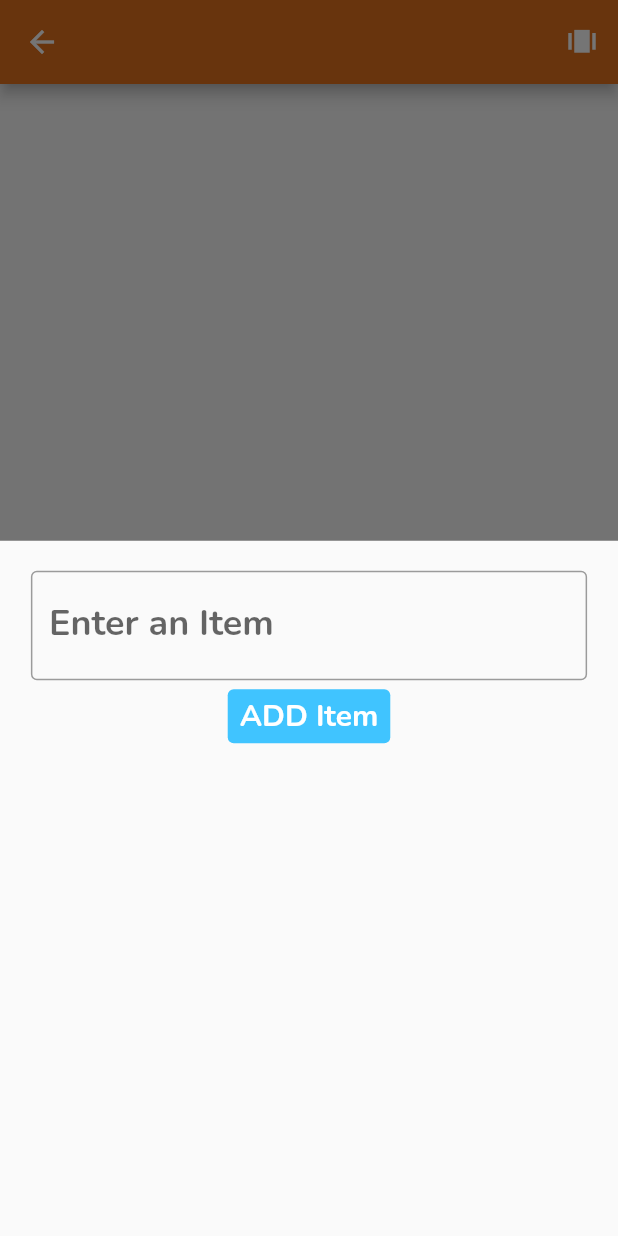
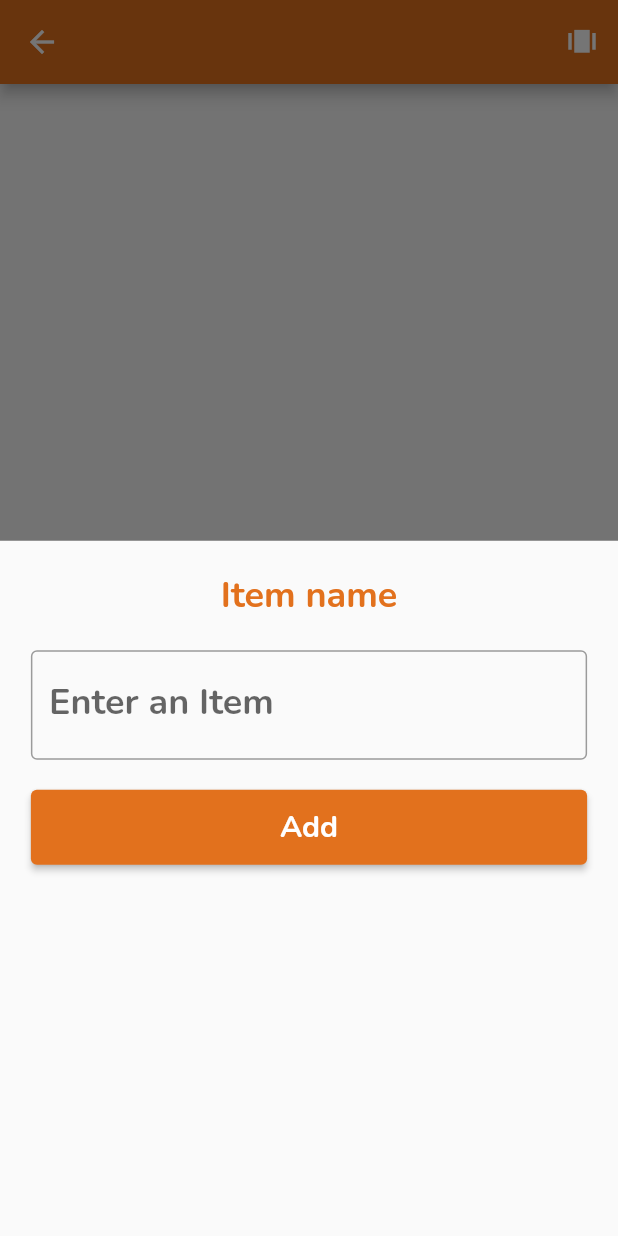
Before and after one commit to RomanMeasv/mp23_astr, a Flutter app: the ItemOverviewPage screen opened by its route, after a tap on the "add" icon, on a phone screen of 412 x 824 dp. Run offline on Flutter 3.47's test engine with Material 2 defaults, Android fonts, the phone set to English and light mode, and no system bars; our stand-ins replace camera, cloud_firestore, firebase_auth, firebase_core, firebase_messaging, firebase_storage and 3 more; accounts and stored records are empty.

Commit message:
Updated styling for dialogs and pop up

```diff
--- a/lib/app/modules/item_overview_module/page.dart
+++ b/lib/app/modules/item_overview_module/page.dart
@@ -74,9 +74,7 @@ class ItemOverviewPage extends GetView<ItemOverviewController> {
             itemBuilder: (context, int index) {
               return GestureDetector(
                 onTap: () {
-                  Get.to(CameraPage(),
-                      binding: CameraBinding(),
-                      arguments: {
+                  Get.to(CameraPage(), binding: CameraBinding(), arguments: {
                     "ShoppingListId": controller.shoppingListId,
                     "Item": controller.itemByIndex(index),
                   });
@@ -119,8 +117,8 @@ class ItemOverviewPage extends GetView<ItemOverviewController> {
                                 Icons.delete_outline,
                               ),
                               onPressed: () {
-                                showDeleteAlertDialog(
-                                    context, controller.rxItemList.value[index]);
+                                showDeleteAlertDialog(context,
+                                    controller.rxItemList.value[index]);
                               },
                             ),
                           ),
@@ -160,6 +158,15 @@ class ItemOverviewPage extends GetView<ItemOverviewController> {
       padding: const EdgeInsets.only(top: 20),
       child: Column(
         children: [
+          Text(
+            isUpdate ? "Introduce a new name" : "Item name",
+            style: Theme.of(context)
+                .textTheme
+                .titleMedium
+                ?.copyWith(color: Theme.of(context).colorScheme.primary),
+          ),
+          const Padding(padding: EdgeInsets.only(top: 20)),
+
           SizedBox(
             width: MediaQuery.of(context).size.width * 0.9,
             child: TextField(
@@ -174,18 +181,23 @@ class ItemOverviewPage extends GetView<ItemOverviewController> {
               },
             ),
           ),
-          TextButton(
+          Container(
+            margin: const EdgeInsets.only(top: 20),
+            child: SizedBox(
+              width: MediaQuery.of(context).size.width * 0.9,
+              height: 50,
+              child: ElevatedButton(
                   style: ButtonStyle(
-                backgroundColor:
-                    MaterialStateProperty.all(Colors.lightBlueAccent),
+                    backgroundColor: MaterialStateProperty.all(
+                        Theme.of(context).colorScheme.primary),
                   ),
                   onPressed: () {
                     // Check to see if isUpdate is true then update the value else add the value
                     if (isUpdate) {
                       item.text = value!;
                       controller.updateItem(
-                      controller
-                          .shoppingListMenuController.selectedShoppingList.uid,
+                          controller.shoppingListMenuController
+                              .selectedShoppingList.uid,
                           item);
                     } else {
                       if (value != null) {
@@ -198,11 +210,13 @@ class ItemOverviewPage extends GetView<ItemOverviewController> {
                   },
                   child: isUpdate
                       ? const Text(
-                      'UPDATE Item',
+                          'Update',
                           style: TextStyle(color: Colors.white),
                         )
-                  : const Text('ADD Item',
+                      : const Text('Add',
                           style: TextStyle(color: Colors.white))),
+            ),
+          ),
         ],
       ),
     );
@@ -217,11 +231,11 @@ class ItemOverviewPage extends GetView<ItemOverviewController> {
     required ButtonCallback continueButtonCallback,
   }) {
     // set up the buttons
-    Widget cancelButton = TextButton(
+    Widget cancelButton = ElevatedButton(
       onPressed: cancelButtonCallback,
       child: const Text("Cancel"),
     );
-    Widget continueButton = TextButton(
+    Widget continueButton = ElevatedButton(
       onPressed: continueButtonCallback,
       child: Text(
           type == DialogType.User ? "Add Shopping List to User" : "Continue"),
@@ -229,12 +243,18 @@ class ItemOverviewPage extends GetView<ItemOverviewController> {
 
     // set up the AlertDialog
     AlertDialog alert = AlertDialog(
-      title: Text(title),
+      title: Text(
+        title,
+        style: Theme.of(context).textTheme.titleLarge?.copyWith(
+              color: Theme.of(context).colorScheme.primary,
+            ),
+      ),
       content: content,
       actions: [
         cancelButton,
         continueButton,
       ],
+      actionsAlignment: MainAxisAlignment.spaceEvenly,
     );
 
     // show the dialog
```
Lines whose indentation alone changed are shown as unchanged.
